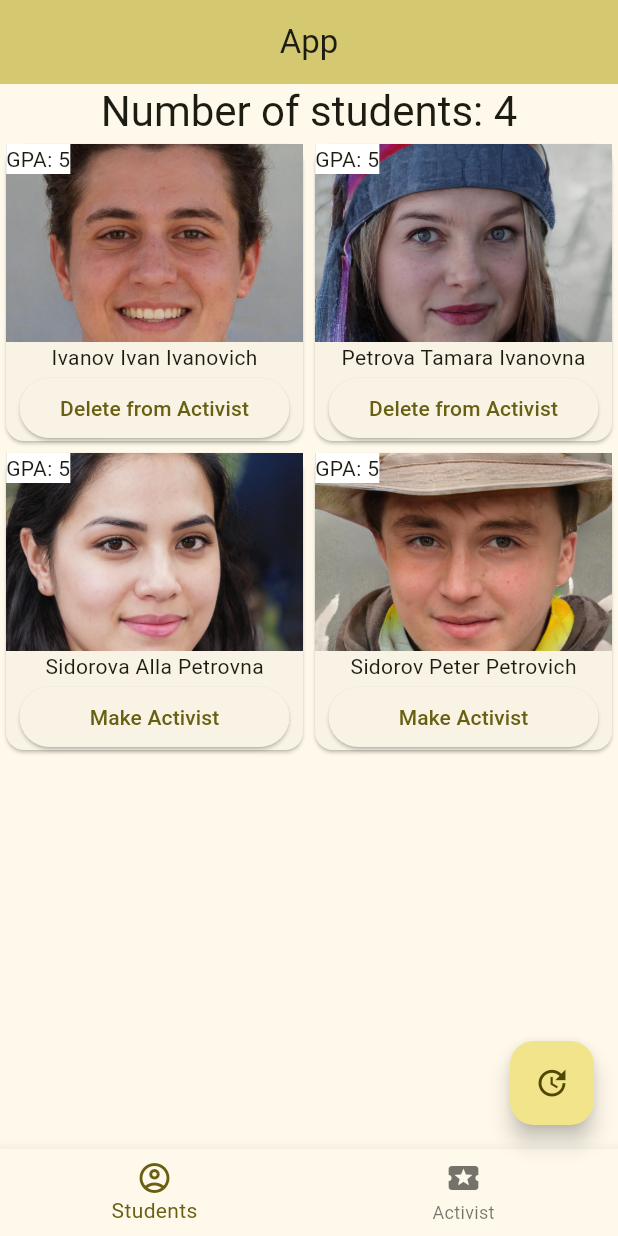
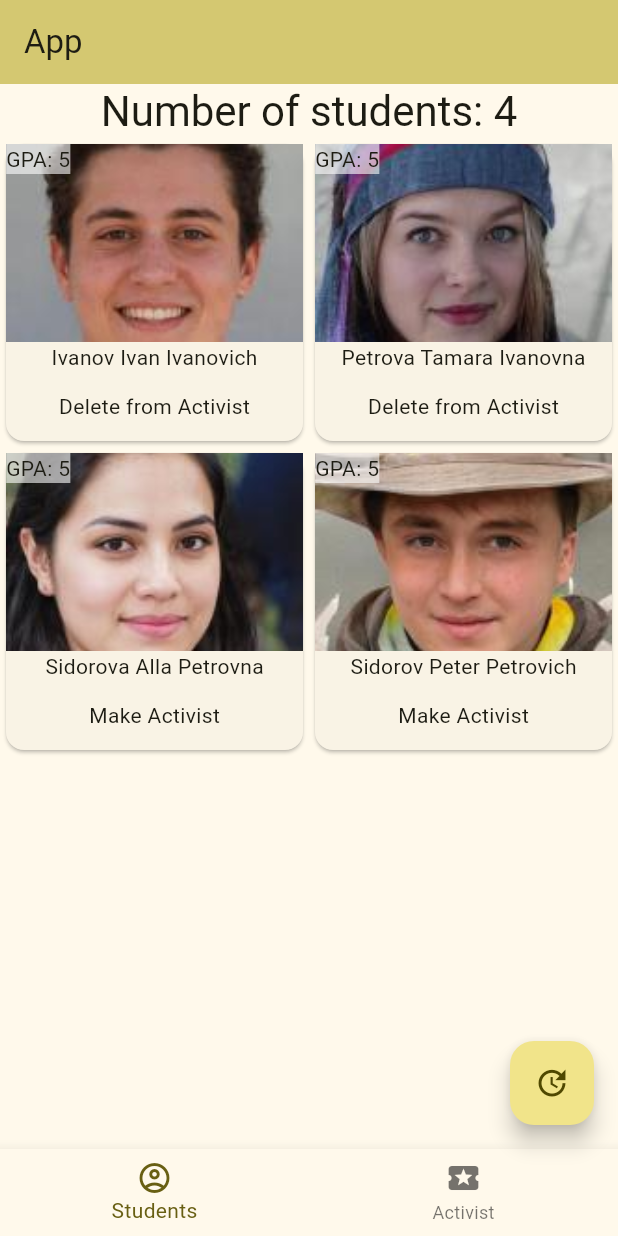
Before and after one commit to zsefvcx/devtools_flutter, a Flutter app: the screen it shows after launch, on a phone screen of 412 x 824 dp. Run offline on Flutter 3.47's test engine with Material 2 defaults, Android fonts, the phone set to English and light mode, and no system bars; our stand-ins replace dio, equatable.

Commit message:
Lesson 20 done

```diff
--- a/app_for_inspector/lib/app.dart
+++ b/app_for_inspector/lib/app.dart
@@ -3,6 +3,9 @@ import 'package:flutter/material.dart';
 
 import 'presentation/presentation.dart';
 import 'theme/theme.dart';
+
+//--dart-define="http_get=true"
+//flutter build apk --dart-define="http_get=true" --analyze-size --target-platform=android-arm64
 
 class MyApp extends StatelessWidget {
   const MyApp({super.key});
--- a/app_for_inspector/lib/domain/domain.dart
+++ b/app_for_inspector/lib/domain/domain.dart
@@ -1 +1,2 @@
 export 'entities/students_in_map.dart';
+export 'entities/settings.dart';
--- /dev/null
+++ b/app_for_inspector/lib/domain/entities/settings.dart
@@ -0,0 +1,8 @@
+
+abstract class Settings {
+
+  static bool httpGet = false;
+
+
+
+}
--- a/app_for_inspector/lib/presentation/main_page.dart
+++ b/app_for_inspector/lib/presentation/main_page.dart
@@ -1,14 +1,17 @@
 
+import 'dart:async';
 import 'dart:convert';
+
 
 import 'package:flutter/material.dart';
 import 'package:flutter/services.dart';
 
 import '../core/core.dart';
-import '../core/logger.dart';
 import '../domain/domain.dart';
+import 'network.dart';
 import 'widget/widgets.dart';
 
+final List<Student> leakStudents = [];
 
 class MyHomePage extends StatefulWidget {
   const MyHomePage({super.key, required this.title});
@@ -21,6 +24,7 @@ class MyHomePage extends StatefulWidget {
 
 class _MyHomePageState extends State<MyHomePage> with TickerProviderStateMixin{
   late TabController _tabController;
+
   int _currentTabIndex = 0;
 
   bool _isLoading = false;
@@ -77,7 +81,6 @@ class _MyHomePageState extends State<MyHomePage> with TickerProviderStateMixin{
     rdb();
   }
 
-
   @override
   void dispose() {
     _tabController.dispose();
@@ -90,7 +93,15 @@ class _MyHomePageState extends State<MyHomePage> with TickerProviderStateMixin{
       appBar: AppBar(
         centerTitle: true,
         backgroundColor: Theme.of(context).colorScheme.inversePrimary,
-        title: Text(widget.title),
+        title: Row(
+          children: [
+            Text(widget.title),
+            Visibility(
+              visible: Settings.httpGet,
+                child: const NetworkStatusCaption(),
+            ),
+          ],
+        ),
       ),
       bottomNavigationBar: BottomNavigationBar(
         onTap: (currentIndex) {
@@ -123,10 +134,29 @@ class _MyHomePageState extends State<MyHomePage> with TickerProviderStateMixin{
       ),
       floatingActionButton: FloatingActionButton(
         onPressed: () => setState(() {
-          //rdb();
+          rdb();
+          ///Добавим утечку памяти по кнопке
+          int id = 0;
+          leakStudents.clear();
+          while (leakStudents.length < 10000000) {
+            id++;
+            leakStudents.add(
+              Student(
+                  id: id,
+                  lastName: 'lastName',
+                  name: 'name',
+                  secondName: 'secondName',
+                  image: 'image',
+                  averageScore: 5,
+                  age: 21,
+                  group: 4,
+                  activist: false),
+            );
+          }
+          Logger.print('Memory leak ${leakStudents.length}', level: 0, name: 'test');
           Logger.print('Press floatingActionButton and setState', level: 0, name: 'test');
         }),
-        tooltip: 'setState',
+        tooltip: 'setState and read from db',
         child: const Icon(Icons.update),
 
       ),
--- a/app_for_inspector/lib/presentation/widget/card_student_widget.dart
+++ b/app_for_inspector/lib/presentation/widget/card_student_widget.dart
@@ -1,5 +1,3 @@
-
-import 'dart:ui';
 
 import 'package:flutter/material.dart';
 
@@ -35,10 +33,13 @@ class CardStudentWidget extends StatelessWidget {
                     width: double.infinity,
                     child: ValueListenableBuilder<bool>(
                       valueListenable:  activistNotifier,
-                      builder: (_, value, __) => !activistOnly?buildImage(): value?buildImage():const Center(child: Text('Removed from activist')),
+                      builder: (_, value, __) => !activistOnly?BuildImage(image: student.image,): value?BuildImage(image: student.image,):const Center(child: Text('Removed from activist list!')),
                     ),
                   ),
-                  Text('GPA: ${student.averageScore}', style: TextStyle(backgroundColor: Colors.white)),
+                  Text('GPA: ${student.averageScore}', style: TextStyle(
+                      backgroundColor: Colors.white.withOpacity(0.6)),
+
+                  ),
                 ],
               ),
             ),
@@ -48,20 +49,22 @@ class CardStudentWidget extends StatelessWidget {
                 child: Column(
                   children: [
                     Text('${student.lastName} ${student.name} ${student.secondName}' ),
-                    ElevatedButton(
+                    Expanded(
+                      child: IconButton(
                         style: ButtonStyle(
-                        fixedSize: MaterialStateProperty.all(const Size(180,25)),
+                          mouseCursor: MaterialStateProperty.all(SystemMouseCursors.click),
                         ),
                         onPressed: (){
                           activistNotifier.value = !activistNotifier.value;
                           int res = BDStudents.instance().mod(key: keyMarker, val: student.copyWith(activist: activistNotifier.value));
                           Logger.print('Change status a students ${BDStudents.instance().gId(keyMarker)} with result:$res ', level: 0, name: 'test');
                         },
-                      child: ValueListenableBuilder<bool>(
+                        icon: ValueListenableBuilder<bool>(
                           valueListenable:  activistNotifier,
                           builder: (_, value, __) => value
                               ?const Text('Delete from Activist')
                               :const Text('Make Activist'),
+                        ),
                       ),
                     ),
                   ],
@@ -74,9 +77,23 @@ class CardStudentWidget extends StatelessWidget {
     );
   }
 
-  Image buildImage() {
+  // Image buildImage() {
+  //   return Image.asset(
+  //     'assets/images_lite/${student.image}',
+  //     fit: BoxFit.cover,
+  //   );
+  // }
+}
+
+class BuildImage extends StatelessWidget {
+  const BuildImage({super.key, required this.image});
+
+  final String image;
+
+  @override
+  Widget build(BuildContext context) {
     return Image.asset(
-      'assets/images/${student.image}',
+      'assets/images_lite/$image',
       fit: BoxFit.cover,
     );
   }
--- a/app_for_inspector/pubspec.yaml
+++ b/app_for_inspector/pubspec.yaml
@@ -14,7 +14,7 @@ dependencies:
   equatable: ^2.0.5
   cupertino_icons: ^1.0.2
   json_annotation: ^4.8.1
-  blurhash: ^1.1.1
+  dio: ^5.3.2
 
 dev_dependencies:
   flutter_test:
@@ -30,6 +30,7 @@ flutter:
   assets:
     - assets/
     - assets/images/
+    - assets/images_lite/
   # example:
   # fonts:
   #   - family: Schyler
```
Also changed, not shown: app_for_inspector/lib/main.dart (+3 -4 lines), app_for_inspector/lib/presentation/network.dart (added, +47 -0 lines), app_for_inspector/assets/images_lite/img0.jpg (added), app_for_inspector/assets/images_lite/img1.jpg (added), app_for_inspector/assets/images_lite/img2.jpg (added), app_for_inspector/assets/images_lite/img3.jpg (added), app_for_inspector/assets/img0.jpg (deleted), app_for_inspector/assets/img1.jpg (deleted), app_for_inspector/assets/img2.jpg (deleted), app_for_inspector/assets/img3.jpg (deleted), app_for_inspector/pubspec.lock. Lines whose indentation alone changed are shown as unchanged.
